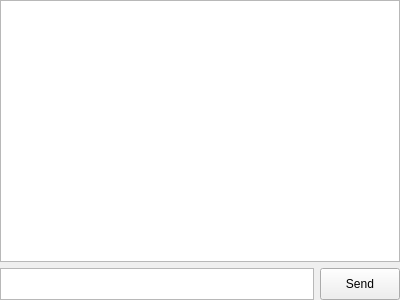
Above: src/gui/conversationtabwidget.ui from MiroslavR/Emogler before the change. Below: the same form after it.
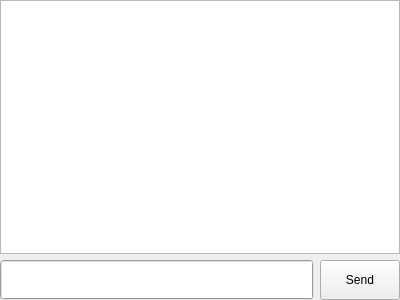
That is the form after the change. Icons and pictures are not drawn.

The edit to the form file:
```diff
--- a/src/gui/conversationtabwidget.ui
+++ b/src/gui/conversationtabwidget.ui
@@ -34,7 +34,7 @@
      <item>
       <widget class="QPlainTextEdit" name="messageEdit">
        <property name="sizePolicy">
-        <sizepolicy hsizetype="Expanding" vsizetype="Fixed">
+        <sizepolicy hsizetype="Expanding" vsizetype="Minimum">
          <horstretch>0</horstretch>
          <verstretch>0</verstretch>
         </sizepolicy>
@@ -42,34 +42,44 @@
        <property name="minimumSize">
         <size>
          <width>0</width>
-         <height>32</height>
+         <height>40</height>
         </size>
        </property>
-       <property name="maximumSize">
-        <size>
-         <width>16777215</width>
-         <height>32</height>
-        </size>
+       <property name="styleSheet">
+        <string notr="true">QPlainTextEdit {
+	border: 2px groove #999;
+	border-radius: 4px;
+}</string>
        </property>
       </widget>
      </item>
      <item>
       <widget class="QPushButton" name="sendButton">
+       <property name="sizePolicy">
+        <sizepolicy hsizetype="Minimum" vsizetype="Fixed">
+         <horstretch>0</horstretch>
+         <verstretch>0</verstretch>
+        </sizepolicy>
+       </property>
        <property name="minimumSize">
         <size>
          <width>0</width>
-         <height>32</height>
-        </size>
-       </property>
-       <property name="maximumSize">
-        <size>
-         <width>16777215</width>
-         <height>32</height>
+         <height>40</height>
         </size>
        </property>
        <property name="text">
         <string>Send</string>
        </property>
+       <property name="icon">
+        <iconset resource="../../icons.qrc">
+         <normaloff>:/data/gui/send.png</normaloff>:/data/gui/send.png</iconset>
+       </property>
+       <property name="iconSize">
+        <size>
+         <width>16</width>
+         <height>16</height>
+        </size>
+       </property>
       </widget>
      </item>
     </layout>
```
Left out of the diff: 4 changed lines with no effect on the pictures.
